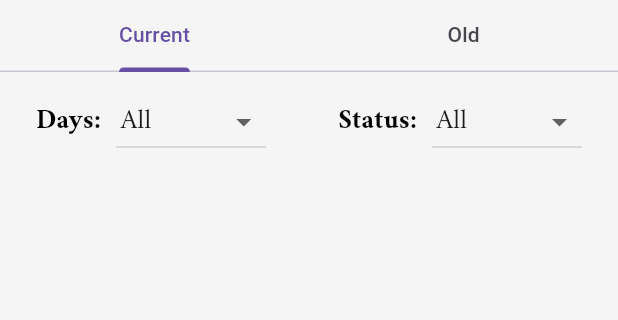
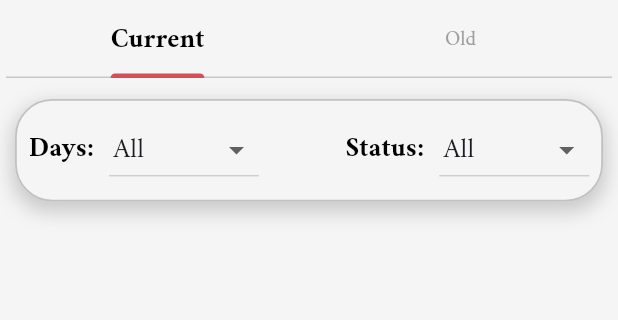
Before and after one commit to shadi26/reservemanager, a Flutter app: the ReservationSchedule screen opened directly, on a phone screen of 412 x 824 dp, the part 84-404 px from its top. Run offline on Flutter 3.47's test engine with Material 3 defaults, Android fonts, the phone set to English and light mode, and no system bars; drawn by our look-alikes of dropdown_button2; our stand-ins replace animate_do, audioplayers, auto_size_text, cached_network_image, carousel_slider, cloud_firestore and 25 more; missing offline and left inert: flutter_facebook_auth, json_path; accounts and stored records are empty; generated files the repository leaves out were written again; network calls fail.

Commit message:
fixing design for filters + starting starting translation  - not completed

```diff
--- a/lib/pages/ReservationSchedule/ReservationSchedule.dart
+++ b/lib/pages/ReservationSchedule/ReservationSchedule.dart
@@ -215,16 +215,128 @@ class _ReservationScheduleState extends State<ReservationSchedule>
           child: Column(
             children: [
               TabBar(
+                labelColor: Colors.black,
+                unselectedLabelColor: Colors.grey,
+                labelStyle: TextStyle(
+                  fontFamily: 'Amiri',
+                  fontSize: 18.0,
+                  fontWeight: FontWeight.bold,
+                  color: Colors.black,
+                ),
+                unselectedLabelStyle: TextStyle(
+                  fontFamily: 'Amiri',
+                ),
+                indicatorColor: Color(0xFFD54D57),
+                padding: EdgeInsetsDirectional.fromSTEB(4.0, 4.0, 4.0, 4.0),
                 tabs: [
                   Tab(text: 'Current'),
                   Tab(text: 'Old'),
                 ],
               ),
               Expanded(
-                    child: TabBarView(
+                child: Stack(
+                  children: [
+                    TabBarView(
                       children: [
                         _TreeBuild(context, 'current'),
                         _TreeBuild(context, 'old'),
+                      ],
+                    ),
+                    Positioned(
+                      top: 0, // Adjust this value based on your UI design
+                      left: 0,
+                      right: 0,
+                      child: Padding(
+                        padding: const EdgeInsets.all(10.0),
+                        child: Container(
+                          decoration: BoxDecoration(
+                            color: Colors.grey[100],
+                            border: Border.all(
+                              color: Colors.grey.withOpacity(0.6),
+                              width: 1.2,
+                            ),
+                            borderRadius: BorderRadius.circular(25.0),
+                            boxShadow: [
+                              BoxShadow(
+                                color: Colors.grey.withOpacity(0.5),
+                                spreadRadius: 2,
+                                blurRadius: 10,
+                                offset: Offset(0, 5), // Adjust the offset if needed
+                              ),
+
+                            ],
+                          ),
+
+                          child: Padding(
+                            padding: const EdgeInsets.all(8.0),
+                            child: Row(
+                              mainAxisAlignment: MainAxisAlignment.spaceBetween,
+                              children: [
+                                Row(
+                                  children: [
+                                    Text(
+                                      'Days:',
+                                      style: TextStyle(
+                                        color: Colors.black,
+                                        fontFamily: 'Amiri',
+                                        fontSize: 18,
+                                        fontWeight: FontWeight.bold,
+                                      ),
+                                    ),
+                                    SizedBox(
+                                      width: 10.0,
+                                    ),
+                                    CustomDropdown(
+                                      value: dayFilter,
+                                      onChanged: (value) {
+                                        setState(() {
+                                          dayFilter = value!;
+                                        });
+                                      },
+                                      items: [
+                                        'All',
+                                        'Monday',
+                                        'Tuesday',
+                                        'Wednesday',
+                                        'Thursday',
+                                        'Friday',
+                                        'Saturday',
+                                        'Sunday'
+                                      ],
+                                    ),
+                                  ],
+                                ),
+                                Row(
+                                  children: [
+                                    Text(
+                                      'Status:',
+                                      style: TextStyle(
+                                        color: Colors.black,
+                                        fontFamily: 'Amiri',
+                                        fontSize: 18,
+                                        fontWeight: FontWeight.bold,
+                                      ),
+                                    ),
+                                    SizedBox(
+                                      width: 10.0,
+                                    ),
+                                    CustomDropdown(
+                                      value: filter,
+                                      onChanged: (value) {
+                                        setState(() {
+                                          filter = value!;
+                                        });
+                                      },
+                                      items: ['All', 'Accepted', 'Rejected'],
+                                    ),
+                                  ],
+                                ),
+                              ],
+                            ),
+                          ),
+                        ),
+                      ),
+                    ),
                   ],
                 ),
               ),
@@ -236,6 +348,7 @@ class _ReservationScheduleState extends State<ReservationSchedule>
   }
 
 
+
   String _getDayOfWeek(String dateString) {
     DateTime parsedDateTime = DateFormat('dd-MM-yyyy HH:mm').parse(dateString);
     return DateFormat('EEEE').format(parsedDateTime);
@@ -244,6 +357,8 @@ class _ReservationScheduleState extends State<ReservationSchedule>
     data.sort((a, b) => a['timeBooked'].compareTo(b['timeBooked']));
 
     return SingleChildScrollView(
+      child: Padding(
+        padding: const EdgeInsets.only(top: 15.0),
         child: Column(
           children: [
             Container(
@@ -300,8 +415,7 @@ class _ReservationScheduleState extends State<ReservationSchedule>
                 ),
               ),
             ),
-          SingleChildScrollView(
-            child: Column(
+            Column(
               mainAxisSize: MainAxisSize.max,
               children: data
                   .where((reservation) =>
@@ -380,10 +494,9 @@ class _ReservationScheduleState extends State<ReservationSchedule>
                 return Container();
               }).toList(),
             ),
-
-          ),
             SizedBox(height: 20.0,),
           ],
+        ),
       ),
     );
   }
```
Also changed, not shown: lib/CustomWidgets/DaySchedule.dart (+7 -4 lines), lib/pages/DateReservation/DateReservation.dart (+22 -12 lines). Lines whose indentation alone changed are shown as unchanged.
